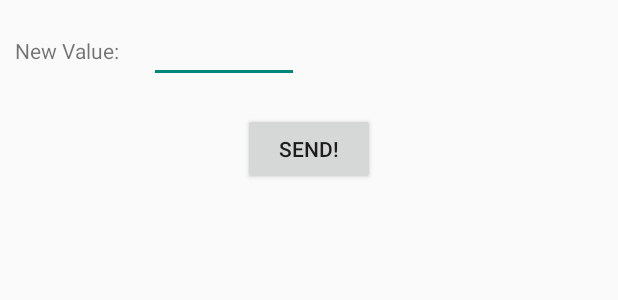
After one commit to ec-melodies/wp10-zahori, an Android app: the layout fragment_send_value_dialog.xml on its own in the app's theme, with its tools: preview values and no code run, on a phone screen of 412 x 824 dp. The commit adds this screen. Shown: the top 300 px of the screen. Run offline under Robolectric (Android 15) with nearby library versions, the phone set to English and light mode, and no system bars.

Commit message:
send values

```diff
--- /dev/null
+++ b/app/src/main/res/layout/fragment_send_value_dialog.xml
@@ -0,0 +1,37 @@
+<?xml version="1.0" encoding="utf-8"?>
+<LinearLayout xmlns:android="http://schemas.android.com/apk/res/android"
+    xmlns:tools="http://schemas.android.com/tools" android:orientation="vertical"
+    tools:context="com.example.xavieralmolda.zahori_android.SendValueDialogFragment" android:layout_width="match_parent"
+    android:layout_height="match_parent">
+
+
+    <LinearLayout
+        android:orientation="horizontal"
+        android:layout_width="wrap_content"
+        android:layout_height="wrap_content">
+
+        <TextView
+            android:layout_width="wrap_content"
+            android:layout_height="wrap_content"
+            android:text="@string/lblNewValue"
+            android:layout_margin="10dp"
+            android:id="@+id/lblNewValue" />
+
+        <EditText
+            android:layout_width="100dp"
+            android:layout_height="wrap_content"
+            android:inputType="numberDecimal"
+            android:ems="10"
+            android:layout_margin="10dp"
+            android:id="@+id/txtNewValue" />
+    </LinearLayout>
+
+    <Button
+        android:layout_width="wrap_content"
+        android:layout_height="wrap_content"
+        android:layout_gravity="center"
+        android:text="@string/btnSendValue"
+        android:layout_margin="10dp"
+        android:id="@+id/btnSendValue" />
+
+</LinearLayout>
--- a/app/src/main/res/values/strings.xml
+++ b/app/src/main/res/values/strings.xml
@@ -23,5 +23,9 @@
     <string name="lbl_layer_1">Layer 1</string>
     <string name="lbl_layer_2">Layer 2</string>
     <string name="lbl_water_level">Water Level</string>
+    <string name="lblShowGraph">Show Graph</string>
+    <string name="lblSendValue">Send new value</string>
+    <string name="btnSendValue">Send!</string>
+    <string name="lblNewValue">New Value: </string>
 
 </resources>
```
Also changed, not shown: app/src/main/res/layout/fragment_site_click_dialog.xml (added, +29 -0 lines), 26 other files.
